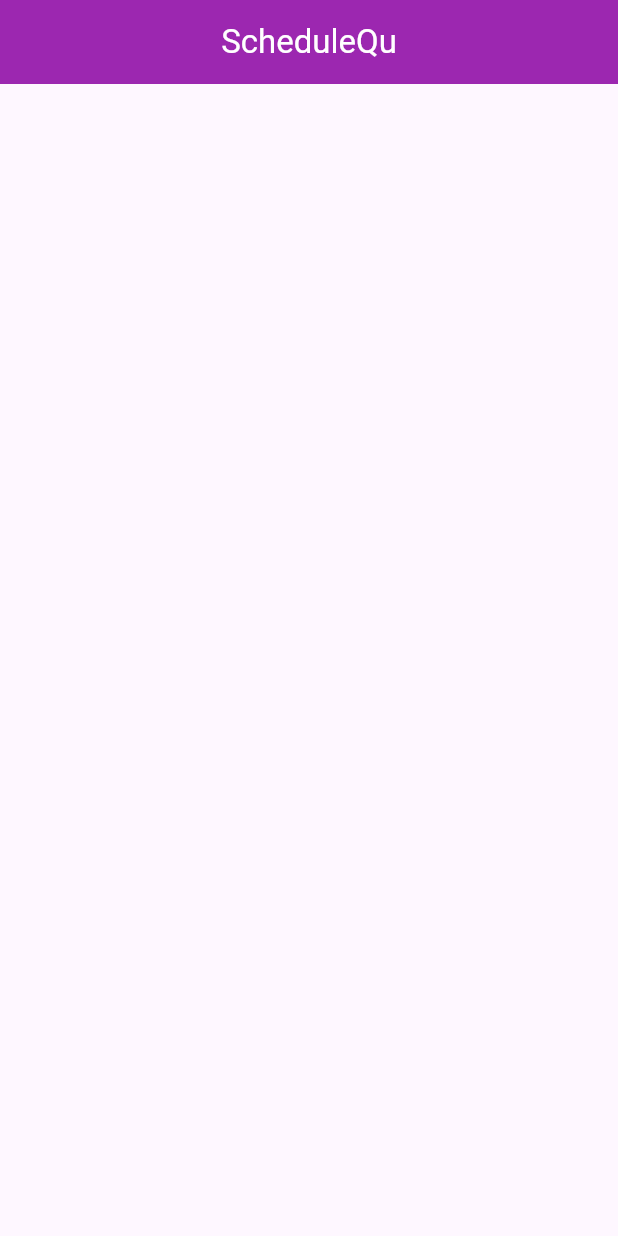
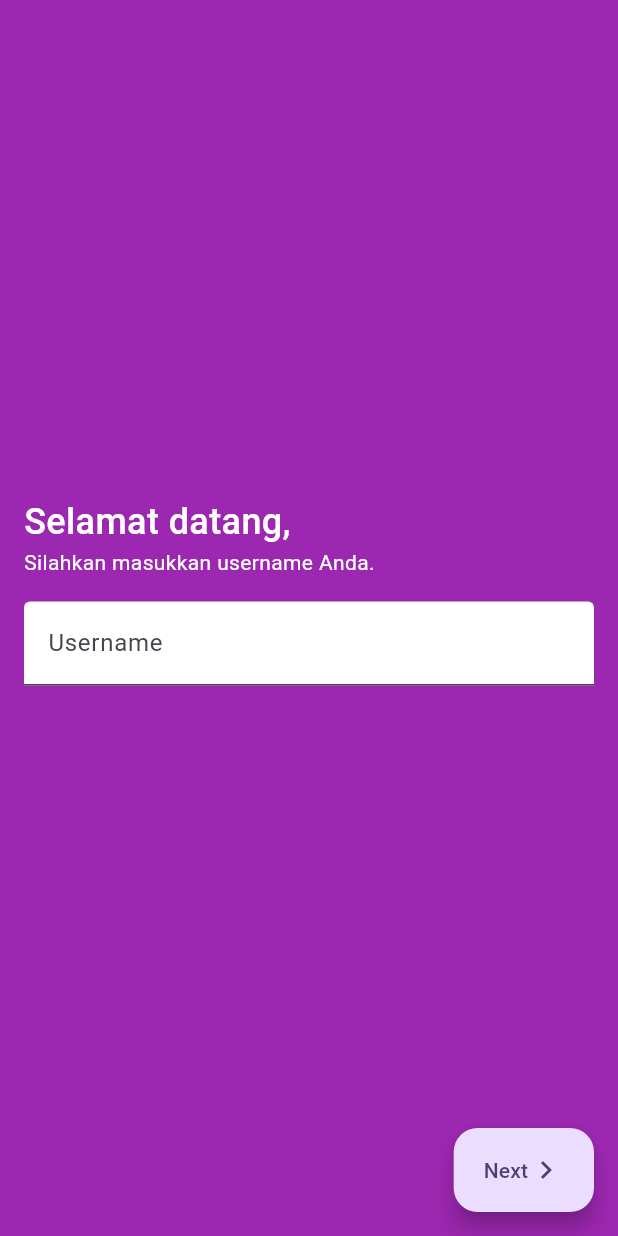
Before and after one commit to sonasetiana/ScheduleQu, a Flutter app: the screen it shows after launch, on a phone screen of 412 x 824 dp. Run offline on Flutter 3.47's test engine with Material 3 defaults, Android fonts, the light colour scheme and no system bars; our stand-ins replace bloc, cloud_firestore, firebase_core, flutter_bloc; missing offline and left inert: dart:ffi; accounts and stored records are empty.

Commit message:
feat: create user page and user bloc

```diff
--- a/lib/apps.dart
+++ b/lib/apps.dart
@@ -1,6 +1,7 @@
 import 'package:flutter/material.dart';
 import 'package:flutter_bloc/flutter_bloc.dart';
 import 'package:schedule_qu/bloc/splash/splash_bloc.dart';
+import 'package:schedule_qu/bloc/user/user_bloc.dart';
 import 'pages/splash/splash_page.dart';
 
 class MyApp extends StatelessWidget {
@@ -11,6 +12,7 @@ class MyApp extends StatelessWidget {
     return MultiBlocProvider(
       providers: [
         BlocProvider(create: (context) => SplashBloc()),
+        BlocProvider(create: (context) => UserBloc(false)),
       ],
       child: MaterialApp(
         debugShowCheckedModeBanner: false,
--- /dev/null
+++ b/lib/pages/user/user_page.dart
@@ -0,0 +1,134 @@
+import 'dart:async';
+
+import 'package:flutter/material.dart';
+import 'package:flutter_bloc/flutter_bloc.dart';
+import 'package:schedule_qu/bloc/user/user_bloc.dart';
+
+class UserPage extends StatelessWidget {
+  UserPage({super.key});
+  final Debouncer _debouncer = Debouncer(
+    delay: const Duration(seconds: 1),
+  );
+
+  @override
+  Widget build(BuildContext context) {
+    UserBloc userBloc = context.read<UserBloc>();
+    return Scaffold(
+      backgroundColor: Colors.purple,
+      body: Padding(
+        padding: const EdgeInsets.all(16.0),
+        child: Column(
+          mainAxisAlignment: MainAxisAlignment.center,
+          crossAxisAlignment: CrossAxisAlignment.start,
+          children: [
+            const Text(
+              'Selamat datang,',
+              style: TextStyle(
+                fontSize: 24,
+                fontWeight: FontWeight.w500,
+                color: Colors.white,
+              ),
+            ),
+            const Text(
+              'Silahkan masukkan username Anda.',
+              style: TextStyle(
+                color: Colors.white,
+              ),
+            ),
+            const SizedBox(
+              height: 16,
+            ),
+            TextFormField(
+              keyboardType: TextInputType.name,
+              textCapitalization: TextCapitalization.words,
+              textInputAction: TextInputAction.done,
+              decoration: const InputDecoration(
+                labelText: 'Username',
+                fillColor: Colors.white,
+                focusColor: Colors.white,
+                border: UnderlineInputBorder(),
+                filled: true,
+              ),
+              onChanged: (value) {
+                _debouncer.run(() {
+                  userBloc.checkUsername(value);
+                });
+              },
+            ),
+            BlocBuilder<UserBloc, bool>(
+              bloc: userBloc,
+              builder: (context, state) {
+                return Visibility.maintain(
+                  visible: state,
+                  child: Container(
+                    width: double.infinity,
+                    decoration: BoxDecoration(
+                      color: Colors.purple[50],
+                      borderRadius: const BorderRadius.vertical(
+                        bottom: Radius.circular(4),
+                      ),
+                    ),
+                    padding: const EdgeInsets.symmetric(
+                      vertical: 8,
+                      horizontal: 16,
+                    ),
+                    child: const Row(
+                      children: [
+                        Text(
+                          'Checking your username...',
+                          style: TextStyle(
+                            color: Colors.purple,
+                          ),
+                        ),
+                        Spacer(),
+                        SizedBox(
+                          width: 18,
+                          height: 18,
+                          child: CircularProgressIndicator(
+                            color: Colors.purple,
+                            strokeWidth: 2,
+                          ),
+                        )
+                      ],
+                    ),
+                  ),
+                );
+              },
+            )
+          ],
+        ),
+      ),
+      floatingActionButton: BlocBuilder<UserBloc, bool>(
+        builder: (context, state) {
+          return FloatingActionButton.extended(
+            enableFeedback: !state,
+            onPressed: () {},
+            label: const Row(
+              children: [Text('Next'), Icon(Icons.chevron_right)],
+            ),
+          );
+        },
+      ),
+    );
+  }
+}
+
+class Debouncer {
+  final Duration delay;
+  VoidCallback? _callback;
+  Timer? _timer;
+
+  Debouncer({required this.delay});
+
+  void run(VoidCallback callback) {
+    _callback = callback;
+    _timer?.cancel();
+    _timer = Timer(delay, () {
+      _callback?.call();
+    });
+  }
+
+  void dispose() {
+    _timer?.cancel();
+  }
+}
--- a/pubspec.yaml
+++ b/pubspec.yaml
@@ -38,6 +38,7 @@ dependencies:
     sdk: flutter
   flutter_bloc: ^8.1.6
   get_it: ^7.7.0
+  go_router: ^14.2.0
 
 dev_dependencies:
   flutter_lints: ^4.0.0
```
Also changed, not shown: lib/bloc/user/user_bloc.dart (added, +44 -0 lines), lib/pages/splash/splash_page.dart (+4 -3 lines), pubspec.lock.
